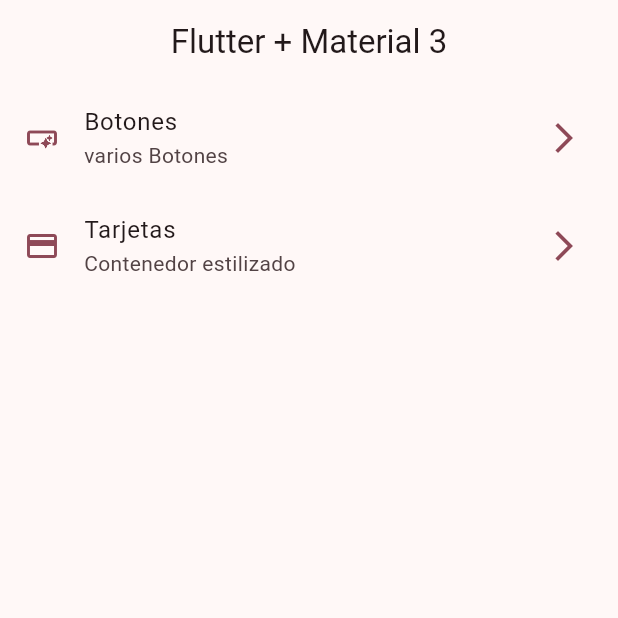
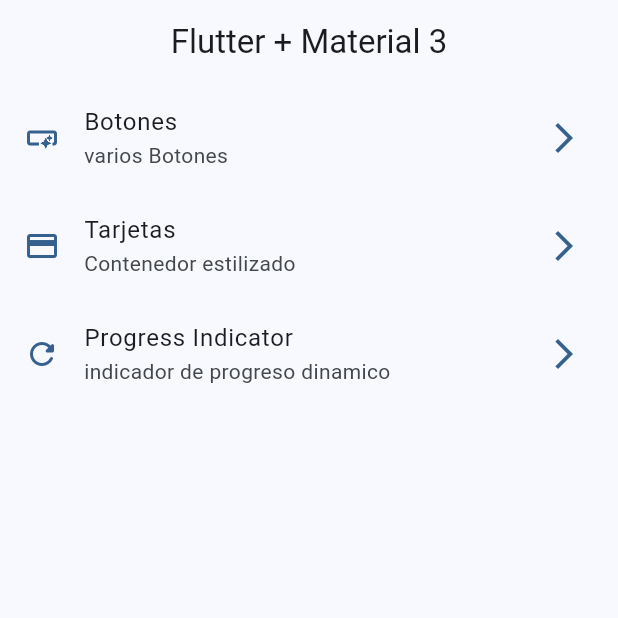
Before and after one commit to MaxiAlz/flutter-widgets-app, a Flutter app: the screen it shows after launch, on a phone screen of 412 x 824 dp, the top half of it. Run offline on Flutter 3.47's test engine with Material 3 defaults, Android fonts, the phone set to English and light mode, and no system bars; our stand-ins replace go_router.

Commit message:
progress indicator terminado

```diff
--- a/lib/config/menu/menu_items.dart
+++ b/lib/config/menu/menu_items.dart
@@ -23,5 +23,10 @@ const appMenuItems = <MenuItems>[
       title: 'Tarjetas',
       subtittle: 'Contenedor estilizado',
       link: '/cards',
-      icon: Icons.credit_card)
+      icon: Icons.credit_card),
+  MenuItems(
+      title: 'Progress Indicator',
+      subtittle: 'indicador de progreso dinamico',
+      link: '/progress',
+      icon: Icons.refresh_rounded)
 ];
--- a/lib/config/router/app_router.dart
+++ b/lib/config/router/app_router.dart
@@ -19,6 +19,11 @@ final appRouter = GoRouter(
       path: '/cards',
       name: CardsScreen.name,
       builder: (context, state) => const CardsScreen(),
+    ),
+    GoRoute(
+      path: '/progress',
+      name: ProgressScreen.name,
+      builder: (context, state) => const ProgressScreen(),
     )
   ],
 );
--- a/lib/main.dart
+++ b/lib/main.dart
@@ -14,7 +14,7 @@ class MainApp extends StatelessWidget {
     return MaterialApp.router(
       routerConfig: appRouter,
       debugShowCheckedModeBanner: false,
-      theme: AppTheme(selectedColor: 4).getTheme(),
+      theme: AppTheme(selectedColor: 0).getTheme(),
     );
   }
 }
```
Also changed, not shown: lib/presentation/screens/progress/progress_screen.dart (+75 -1 lines).
